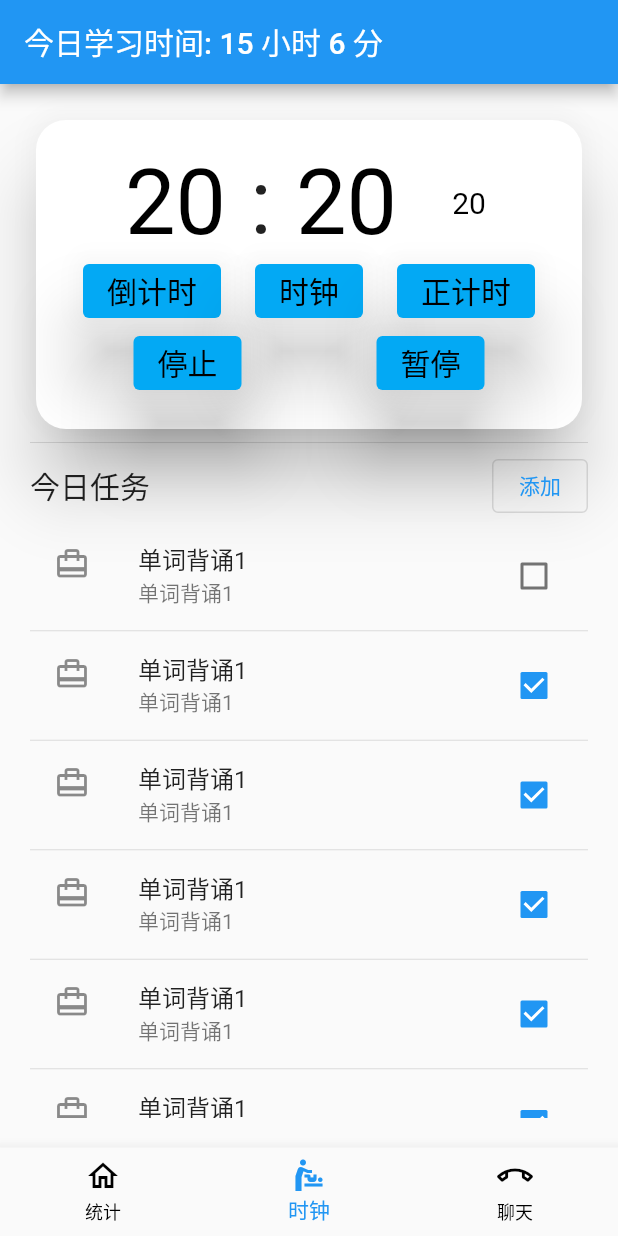
After one commit to CCCCCCC001/bigben_flutter, a Flutter app: the screen it shows after launch, after a tap on "登录", on a phone screen of 412 x 824 dp. The commit adds this screen. Run offline on Flutter 3.47's test engine with Material 2 defaults, Android fonts, the phone set to English and light mode, and no system bars.

Commit message:
时钟页和聊天页UI实现

```diff
--- /dev/null
+++ b/lib/base/Message.dart
@@ -0,0 +1,8 @@
+class Message{
+  Message({required this.content,required this.dateTime,required this.user});
+
+  String content;
+  DateTime dateTime;
+  String user;
+
+}
--- a/lib/main.dart
+++ b/lib/main.dart
@@ -1,3 +1,4 @@
+import 'package:bigben/view/LoginPage.dart';
 import 'package:flutter/material.dart';
 
 void main() {
@@ -22,7 +23,7 @@ class MyApp extends StatelessWidget {
         // is not restarted.
         primarySwatch: Colors.blue,
       ),
-      home: MyHomePage(title: 'Flutter Demo Home Page'),
+      home: LoginPage(),
     );
   }
 }
--- /dev/null
+++ b/lib/view/ChatPage.dart
@@ -0,0 +1,128 @@
+import 'dart:async';
+
+import 'package:bigben/base/Message.dart';
+import 'package:flutter/cupertino.dart';
+import 'package:flutter/material.dart';
+
+class CharPage extends StatefulWidget {
+  CharPage({Key? key}) : super(key: key);
+
+  @override
+  _CharPageState createState() => _CharPageState();
+}
+
+class _CharPageState extends State<CharPage> {
+
+  //ListView控制器
+  ScrollController _controller = new ScrollController();
+
+  List<Message> messageList = [
+    Message(content: "你好,Tom.", dateTime: DateTime.now(), user: "Sam"),
+    Message(content: "你好.", dateTime: DateTime.now(), user: "Tom"),
+    Message(
+        content:
+            "你好,Tom.你好,Tom.你好,Tom.你好,Tom.你好,Tom.你好,Tom.你好,Tom.你好,Tom.你好,Tom.你好,Tom.你好,Tom.你好,Tom.你好,Tom.你好,Tom.你好,Tom.你好,Tom.你好,Tom.",
+        dateTime: DateTime.now(),
+        user: "Sam"),
+    Message(content: "你好.", dateTime: DateTime.now(), user: "Tom"),
+    Message(content: "你好,Tom.", dateTime: DateTime.now(), user: "Sam"),
+    Message(content: "你好.", dateTime: DateTime.now(), user: "Tom"),
+    Message(content: "你好,Tom.", dateTime: DateTime.now(), user: "Sam"),
+    Message(content: "你好.", dateTime: DateTime.now(), user: "Tom"),
+    Message(
+        content:
+            "你好,Tom.你好,Tom.你好,Tom.你好,Tom.你好,Tom.你好,Tom.你好,Tom.你好,Tom.你好,Tom.你好,Tom.你好,Tom.你好,Tom.你好,Tom.你好,Tom.你好,Tom.你好,Tom.你好,Tom.",
+        dateTime: DateTime.now(),
+        user: "Sam"),
+    Message(content: "你好.", dateTime: DateTime.now(), user: "Tom"),
+    Message(content: "你好,Tom.", dateTime: DateTime.now(), user: "Sam"),
+    Message(content: "你好.", dateTime: DateTime.now(), user: "Tom"),
+  ];
+
+  @override
+  Widget build(BuildContext context) {
+    if (messageList.length > 0)
+      Timer(Duration(milliseconds: 500),
+              () => _controller.jumpTo(_controller.position.maxScrollExtent));
+    return Scaffold(
+        appBar: AppBar(
+          title: Text("时钟页面"),
+        ),
+        body: Container(
+          padding: EdgeInsets.all(20),
+          child: Column(
+            children: [
+              Expanded(
+                  child: ListView.separated(
+                    controller: _controller,
+                itemCount: messageList.length,
+                itemBuilder: (BuildContext context, int index) {
+                  return chatListItem(index);
+                },
+                separatorBuilder: (BuildContext context, int index) {
+                  return Divider(
+                    height: 4,
+                  );
+                },
+              )),
+              Divider(color: Colors.grey,),
+              //底部文本框
+              Row(
+                children: [
+                  Expanded(
+                    //输入框
+                    child: TextField(
+                      maxLines: null,
+                    ),
+                  ),
+                  SizedBox(width: 5,),
+                  //发送按钮
+                  ElevatedButton(onPressed: () {}, child: Icon(Icons.send))
+                ],
+              )
+            ],
+          ),
+        ));
+  }
+
+  //ListView的Item
+  Widget chatListItem(int index) {
+    return Container(
+      child: messageList[index].user == "Tom"
+          ? Row(
+              mainAxisAlignment: MainAxisAlignment.end,
+              children: [
+                bubble(messageList[index].content, true),
+                Icon(Icons.person),
+              ],
+            )
+          : Row(
+              crossAxisAlignment: CrossAxisAlignment.start,
+              children: [
+                Icon(Icons.person),
+                bubble(messageList[index].content, false),
+              ],
+            ),
+    );
+  }
+
+  //气泡组件 user：是否是发送者
+  Widget bubble(String content, bool user) {
+    return Container(
+      padding: EdgeInsets.all(8),
+      width: MediaQuery.of(context).size.width / 2,
+      decoration: user
+          ? BoxDecoration(
+              color: Colors.blue,
+              borderRadius: BorderRadius.only(
+                  bottomLeft: Radius.circular(10),
+                  topLeft: Radius.circular(10)))
+          : BoxDecoration(
+              color: Colors.grey,
+              borderRadius: BorderRadius.only(
+                  bottomRight: Radius.circular(10),
+                  topRight: Radius.circular(10))),
+      child: Text(content),
+    );
+  }
+}
--- /dev/null
+++ b/lib/view/ClockPage.dart
@@ -0,0 +1,231 @@
+import 'package:flutter/material.dart';
+
+class ClockPage extends StatefulWidget {
+  ClockPage({Key? key}) : super(key: key);
+
+  @override
+  _ClockPageState createState() => _ClockPageState();
+}
+
+class _ClockPageState extends State<ClockPage> {
+  //标题数组
+  List titleList = ["单词背诵1", "单词背诵1", "单词背诵1","单词背诵1","单词背诵1", "单词背诵1", "单词背诵1", "单词背诵2"];
+
+  //具体描述数组
+  List subtitleList = ["单词背诵1","单词背诵1","单词背诵1","单词背诵1","单词背诵1","单词背诵1","单词背诵1", "单词背诵2"];
+
+  //是check数组
+  List<bool> checkList = [false, true, true, true, true, true, true, true];
+
+  @override
+  Widget build(BuildContext context) {
+    return Scaffold(
+        appBar: AppBar(
+          title: Text("今日学习时间: 15 小时 6 分"),
+        ),
+        body: Container(
+          padding: EdgeInsets.all(20),
+          child: Column(
+            crossAxisAlignment: CrossAxisAlignment.start,
+            children: [
+              //时钟卡片
+              Card(
+                  elevation: 20,
+                  shape: RoundedRectangleBorder(
+                    borderRadius: BorderRadius.all(Radius.circular(20.0)),
+                  ),
+                  child: Container(
+                    padding: EdgeInsets.all(20),
+                    child: Column(
+                      children: [
+                        Row(
+                          mainAxisAlignment: MainAxisAlignment.center,
+                          children: [
+                            //时
+                            ElevatedButton(
+                              child: Text("20"),
+                              style: ButtonStyle(
+                                //阴影
+                                elevation: MaterialStateProperty.all(0),
+                                //背景色
+                                backgroundColor:
+                                    MaterialStateProperty.all(Colors.white),
+                                //字体颜色
+                                foregroundColor:
+                                    MaterialStateProperty.all(Colors.black),
+                                //字体大小
+                                textStyle: MaterialStateProperty.all(
+                                    TextStyle(fontSize: 60)),
+                              ),
+                              onPressed: () {
+                                print('我被点击了');
+                              },
+                            ),
+                            Text(
+                              ":",
+                              style: TextStyle(fontSize: 60),
+                            ),
+                            //分
+                            ElevatedButton(
+                              child: Text("20"),
+                              style: ButtonStyle(
+                                elevation: MaterialStateProperty.all(0),
+                                backgroundColor:
+                                    MaterialStateProperty.all(Colors.white),
+                                foregroundColor:
+                                    MaterialStateProperty.all(Colors.black),
+                                textStyle: MaterialStateProperty.all(
+                                    TextStyle(fontSize: 60)),
+                              ),
+                              onPressed: () {
+                                print('我被点击了');
+                              },
+                            ),
+                            //秒
+                            ElevatedButton(
+                              child: Text("20"),
+                              style: ButtonStyle(
+                                elevation: MaterialStateProperty.all(0),
+                                backgroundColor:
+                                    MaterialStateProperty.all(Colors.white),
+                                foregroundColor:
+                                    MaterialStateProperty.all(Colors.black),
+                                textStyle: MaterialStateProperty.all(
+                                    TextStyle(fontSize: 20)),
+                              ),
+                              onPressed: () {
+                                print('我被点击了');
+                              },
+                            ),
+                          ],
+                        ),
+                        //模式选择
+                        Row(
+                          mainAxisAlignment: MainAxisAlignment.spaceAround,
+                          children: [
+                            ElevatedButton(
+                              style: ButtonStyle(
+                                elevation: MaterialStateProperty.all(20),
+                                backgroundColor:
+                                    MaterialStateProperty.all(Colors.lightBlue),
+                                foregroundColor:
+                                    MaterialStateProperty.all(Colors.black),
+                                textStyle: MaterialStateProperty.all(
+                                    TextStyle(fontSize: 20)),
+                              ),
+                              onPressed: () {},
+                              child: Text("倒计时"),
+                            ),
+                            ElevatedButton(
+                                style: ButtonStyle(
+                                  elevation: MaterialStateProperty.all(20),
+                                  backgroundColor: MaterialStateProperty.all(
+                                      Colors.lightBlue),
+                                  foregroundColor:
+                                      MaterialStateProperty.all(Colors.black),
+                                  textStyle: MaterialStateProperty.all(
+                                      TextStyle(fontSize: 20)),
+                                ),
+                                onPressed: () {},
+                                child: Text("时钟")),
+                            ElevatedButton(
+                                style: ButtonStyle(
+                                  elevation: MaterialStateProperty.all(20),
+                                  backgroundColor: MaterialStateProperty.all(
+                                      Colors.lightBlue),
+                                  foregroundColor:
+                                      MaterialStateProperty.all(Colors.black),
+                                  textStyle: MaterialStateProperty.all(
+                                      TextStyle(fontSize: 20)),
+                                ),
+                                onPressed: () {},
+                                child: Text("正计时")),
+                          ],
+                        ),
+                        //操作
+                        Row(
+                          mainAxisAlignment: MainAxisAlignment.spaceAround,
+                          children: [
+                            //停止按钮
+                            ElevatedButton(
+                              style: ButtonStyle(
+                                elevation: MaterialStateProperty.all(20),
+                                backgroundColor:
+                                    MaterialStateProperty.all(Colors.lightBlue),
+                                foregroundColor:
+                                    MaterialStateProperty.all(Colors.black),
+                                textStyle: MaterialStateProperty.all(
+                                    TextStyle(fontSize: 20)),
+                              ),
+                              onPressed: () {},
+                              child: Text("停止"),
+                            ),
+                            //暂停按钮
+                            ElevatedButton(
+                                style: ButtonStyle(
+                                  elevation: MaterialStateProperty.all(20),
+                                  backgroundColor: MaterialStateProperty.all(
+                                      Colors.lightBlue),
+                                  foregroundColor:
+                                      MaterialStateProperty.all(Colors.black),
+                                  textStyle: MaterialStateProperty.all(
+                                      TextStyle(fontSize: 20)),
+                                ),
+                                onPressed: () {},
+                                child: Text("暂停")),
+                          ],
+                        ),
+                      ],
+                    ),
+                  )),
+              Divider(height:10),
+              //今日任务
+              Row(mainAxisAlignment: MainAxisAlignment.spaceBetween,children: [
+                Text("今日任务",style: TextStyle(fontSize: 20),),
+                OutlinedButton(onPressed: (){
+                  showDialog(
+                      context: context,
+                      barrierDismissible: false,
+                      builder: (BuildContext context) {
+                        return AlertDialog(
+                          title: Text('添加任务'),
+                          content: Column(children: [
+                            TextField(),
+                            TextField(),
+                          ],),
+                          actions: <Widget>[
+                            ElevatedButton(onPressed: (){}, child: Text("取消")),
+                            ElevatedButton(onPressed: (){}, child: Text("确定")),
+                          ],
+                        );
+                      });
+                }, child: Text("添加"),)
+              ],),
+              //下方任务列表
+              Expanded(child: Container(child: ListView.separated(
+                separatorBuilder: (BuildContext context,int index){
+                  return Divider(height: 1,);
+                },
+                  itemCount: titleList.length,
+                  itemBuilder: (BuildContext context, int index) {
+                    return taskListItem(index);
+                  }))),
+            ],
+          ),
+        ));
+  }
+
+  Widget taskListItem(int index) {
+    return CheckboxListTile(
+      secondary: Icon(Icons.wallet_travel_outlined),
+      title: Text(titleList[index]),
+      subtitle: Text(subtitleList[index]),
+      onChanged: (bool? value) {
+        setState(() {
+          checkList[index] = !checkList[index];
+        });
+      },
+      value: checkList[index],
+    );
+  }
+}
--- /dev/null
+++ b/lib/view/HomePage.dart
@@ -0,0 +1,70 @@
+import 'package:flutter/material.dart';
+
+import 'ChatPage.dart';
+import 'ClockPage.dart';
+import 'StatisticsPage.dart';
+
+class HomePage extends StatefulWidget {
+  HomePage({Key? key}) : super(key: key);
+
+  @override
+  _HomePageState createState() => _HomePageState();
+}
+
+class _HomePageState extends State<HomePage> {
+
+  List<Widget> pages = []; //需要切换的page
+
+  @override
+  void initState() {
+    pages..add(StatisticsPage())..add(ClockPage())..add(CharPage());
+    super.initState();
+  }
+
+  @override
+  Widget build(BuildContext context) {
+    return Scaffold(
+      body: IndexedStack(index: _selectedIndex, children: pages),
+      bottomNavigationBar: bottomBar(), //所记录的笔记布局
+    );
+  }
+
+  bottomBar() {
+    return BottomNavigationBar(
+      // 底部导航
+      items: <BottomNavigationBarItem>[
+        BottomNavigationBarItem(
+            icon: Icon(
+              Icons.home_outlined,
+            ),
+            activeIcon: Icon(
+              Icons.home,
+            ),
+            title: Text(
+              '统计',
+            )),
+        BottomNavigationBarItem(
+            icon: Icon(Icons.baby_changing_station),
+            activeIcon: Icon(Icons.baby_changing_station),
+            title: Text('时钟')),
+        BottomNavigationBarItem(
+            icon: Icon(Icons.call_end_outlined),
+            activeIcon: Icon(Icons.call_end),
+            title: Text('聊天')),
+      ],
+      onTap: _onItemTapped,
+      fixedColor: Theme.of(context).accentColor,
+      unselectedItemColor: Colors.black,
+      currentIndex: _selectedIndex,
+    );
+  }
+
+  int _selectedIndex = 1;
+
+  void _onItemTapped(int value) {
+    //底部选择
+    setState(() {
+      _selectedIndex = value;
+    });
+  }
+}
--- /dev/null
+++ b/lib/view/LoginPage.dart
@@ -0,0 +1,66 @@
+import 'package:bigben/view/HomePage.dart';
+import 'package:flutter/material.dart';
+
+import 'ClockPage.dart';
+
+class LoginPage extends StatefulWidget {
+  LoginPage({Key? key}) : super(key: key);
+
+  @override
+  _LoginPageState createState() => _LoginPageState();
+}
+
+class _LoginPageState extends State<LoginPage> {
+  @override
+  Widget build(BuildContext context) {
+    return Scaffold(
+        appBar: AppBar(
+          title: Text("登录页"),
+        ),
+        body: Container(
+          padding: EdgeInsets.all(20),
+          child: Column(
+            mainAxisAlignment: MainAxisAlignment.center,
+            children: [
+              Card(
+                  elevation: 20,
+                  shape: RoundedRectangleBorder(
+                    borderRadius: BorderRadius.all(Radius.circular(20.0)),
+                  ),
+                  child: Container(
+                    margin: EdgeInsets.all(20),
+                    child: Column(
+                      children: [
+                        //账号输入框
+                        TextField(
+                          decoration: InputDecoration(
+                            icon: Icon(Icons.account_box_outlined),
+                            hintText: "请输入账号",
+                          ),
+                        ),
+                        Divider(height: 20,),
+                        //密码输入框
+                        TextField(decoration: InputDecoration(
+                          icon: Icon(Icons.lock_outline),
+                          hintText: "请输入密码",
+                        ),),
+                        Divider(height: 20,),
+                        //登录按钮
+                        Row(
+                          mainAxisAlignment: MainAxisAlignment.spaceEvenly,
+                          children: [
+                            ElevatedButton(onPressed: () {
+                              Navigator.pushReplacement(context, MaterialPageRoute(builder: (context){
+                                return HomePage();
+                              }));
+                            }, child: Text("登录")),
+                          ],
+                        )
+                      ],
+                    ),
+                  ))
+            ],
+          ),
+        ));
+  }
+}
--- /dev/null
+++ b/lib/view/StatisticsPage.dart
@@ -0,0 +1,22 @@
+import 'package:flutter/material.dart';
+
+class StatisticsPage extends StatefulWidget {
+  StatisticsPage({Key? key}) : super(key: key);
+
+  @override
+  _StatisticsPageState createState() => _StatisticsPageState();
+}
+
+class _StatisticsPageState extends State<StatisticsPage> {
+  @override
+  Widget build(BuildContext context) {
+    return Scaffold(
+        appBar: AppBar(
+          title: Text("时钟页面"),
+        ),
+        body: Container(
+          padding: EdgeInsets.all(20),
+          child: Text("统计数据")
+        ));
+  }
+}
```
